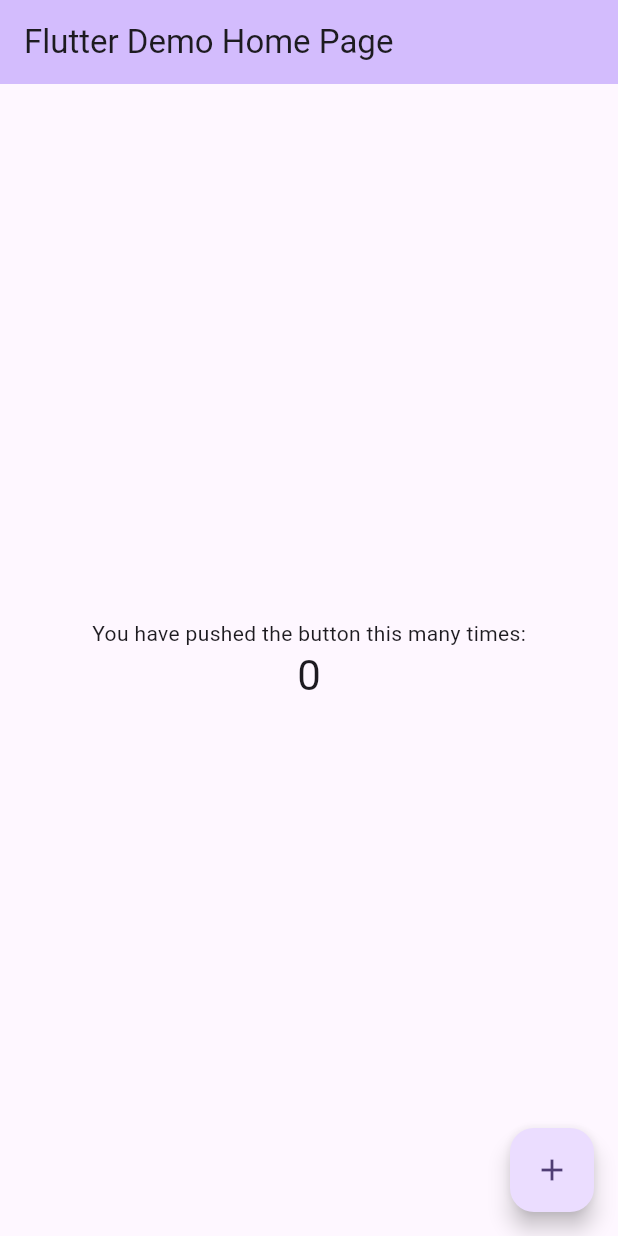
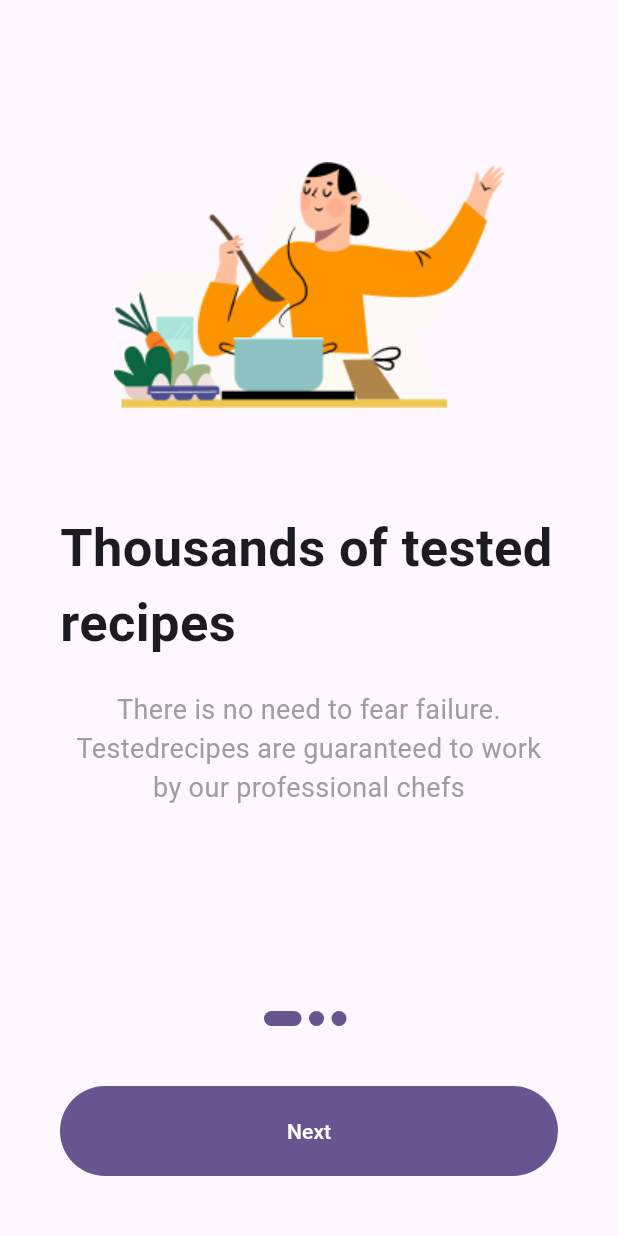
Before and after one commit to abdelhamiddsalah/recipes, a Flutter app: the screen it shows after launch, on a phone screen of 412 x 824 dp. Run offline on Flutter 3.47's test engine with Material 3 defaults, Android fonts, the light colour scheme and no system bars.

Commit message:
onbording

```diff
--- /dev/null
+++ b/lib/features/Onbording/data/contentList.dart
@@ -0,0 +1,25 @@
+import 'package:recipes/features/Onbording/data/modelContent.dart';
+
+List<UnbordingContent> contents = [
+  UnbordingContent(
+    title: 'Thousands of tested recipes',
+    image: 'assets/images/onboarding0.png',
+    discription: "There is no need to fear failure. Tested"
+    "recipes are guaranteed to work by our "
+    "professional chefs "
+  ),
+  UnbordingContent(
+    title: ' Explore Endless Recipes',
+    image: 'assets/images/onboarding1.jpg',
+    discription: "Find recipes tailored to your taste, dietary preferences, and skill "
+    "level. Your next favorite dish is just a click away! "
+
+  ),
+  UnbordingContent(
+    title: 'Personalized for You',
+    image: 'assets/images/onboarding2.jpg',
+    discription: " Set your dietary preferences, favorite cuisines, and cooking goals"
+    "We’ll handle the res "
+
+  ),
+];
--- /dev/null
+++ b/lib/features/Onbording/data/modelContent.dart
@@ -0,0 +1,7 @@
+class UnbordingContent {
+  String? image;
+  String? title;
+  String? discription;
+
+  UnbordingContent({this.image, this.title, this.discription});
+}
--- /dev/null
+++ b/lib/features/Onbording/ui/pages/onboardingPage.dart
@@ -0,0 +1,115 @@
+import 'package:flutter/material.dart';
+import 'package:recipes/features/Onbording/data/contentList.dart';
+
+
+class Onbording extends StatefulWidget {
+  @override
+  _OnbordingState createState() => _OnbordingState();
+}
+
+class _OnbordingState extends State<Onbording> {
+  int currentIndex = 0;
+late  PageController _controller;
+
+  @override
+  void initState() {
+    _controller = PageController(initialPage: 0);
+    super.initState();
+  }
+
+  @override
+  void dispose() {
+    _controller.dispose();
+    super.dispose();
+  }
+
+  @override
+  Widget build(BuildContext context) {
+    return Scaffold(
+      body: Column(
+        children: [
+          Expanded(
+            child: PageView.builder(
+              controller: _controller,
+              itemCount: contents.length,
+              onPageChanged: (int index) {
+                setState(() {
+                  currentIndex = index;
+                });
+              },
+              itemBuilder: (_, i) {
+                return Padding(
+                  padding: const EdgeInsets.all(40),
+                  child: Column(
+                    children: [
+                      Image.asset(
+                        contents[i].image!,
+                        height: 300,
+                      ),
+                      Text(
+                        contents[i].title!,
+                        style: TextStyle(
+                          fontSize: 35,
+                          fontWeight: FontWeight.bold,
+                        ),
+                      ),
+                      SizedBox(height: 20),
+                      Text(
+                        contents[i].discription!,
+                        textAlign: TextAlign.center,
+                        style: TextStyle(
+                          fontSize: 18,
+                          color: Colors.grey,
+                        ),
+                      )
+                    ],
+                  ),
+                );
+              },
+            ),
+          ),
+          Container(
+            child: Row(
+              mainAxisAlignment: MainAxisAlignment.center,
+              children: List.generate(
+                contents.length,
+                (index) => buildDot(index, context),
+              ),
+            ),
+          ),
+          Container(
+            height: 60,
+            margin: EdgeInsets.all(40),
+            width: double.infinity,
+            child: FilledButton(
+              child: Text(
+                  currentIndex == contents.length - 1 ? "Continue" : "Next"),
+              onPressed: () {
+                if (currentIndex == contents.length - 1) {
+
+                }
+                _controller.nextPage(
+                  duration: Duration(milliseconds: 100),
+                  curve: Curves.bounceIn,
+                );
+              },
+
+            ),
+          )
+        ],
+      ),
+    );
+  }
+
+  Container buildDot(int index, BuildContext context) {
+    return Container(
+      height: 10,
+      width: currentIndex == index ? 25 : 10,
+      margin: EdgeInsets.only(right: 5),
+      decoration: BoxDecoration(
+        borderRadius: BorderRadius.circular(20),
+        color: Theme.of(context).primaryColor,
+      ),
+    );
+  }
+}
--- a/lib/main.dart
+++ b/lib/main.dart
@@ -1,4 +1,5 @@
 import 'package:flutter/material.dart';
+import 'package:recipes/features/Onbording/ui/pages/onboardingPage.dart';
 
 void main() {
   runApp(const MyApp());
@@ -31,7 +32,7 @@
         colorScheme: ColorScheme.fromSeed(seedColor: Colors.deepPurple),
         useMaterial3: true,
       ),
-      home: const MyHomePage(title: 'Flutter Demo Home Page'),
+      home:  Onbording(),
     );
   }
 }
--- a/pubspec.yaml
+++ b/pubspec.yaml
@@ -60,8 +60,8 @@ flutter:
   uses-material-design: true
 
   # To add assets to your application, add an assets section, like this:
-  # assets:
-  #   - images/a_dot_burr.jpeg
+  assets:
+    - assets/images/
   #   - images/a_dot_ham.jpeg
 
   # An image asset can refer to one or more resolution-specific "variants", see
```
Also changed, not shown: assets/images/logo.png (added), assets/images/onboarding0.png (added), assets/images/onboarding1.jpg (added), assets/images/onboarding2.jpg (added).
